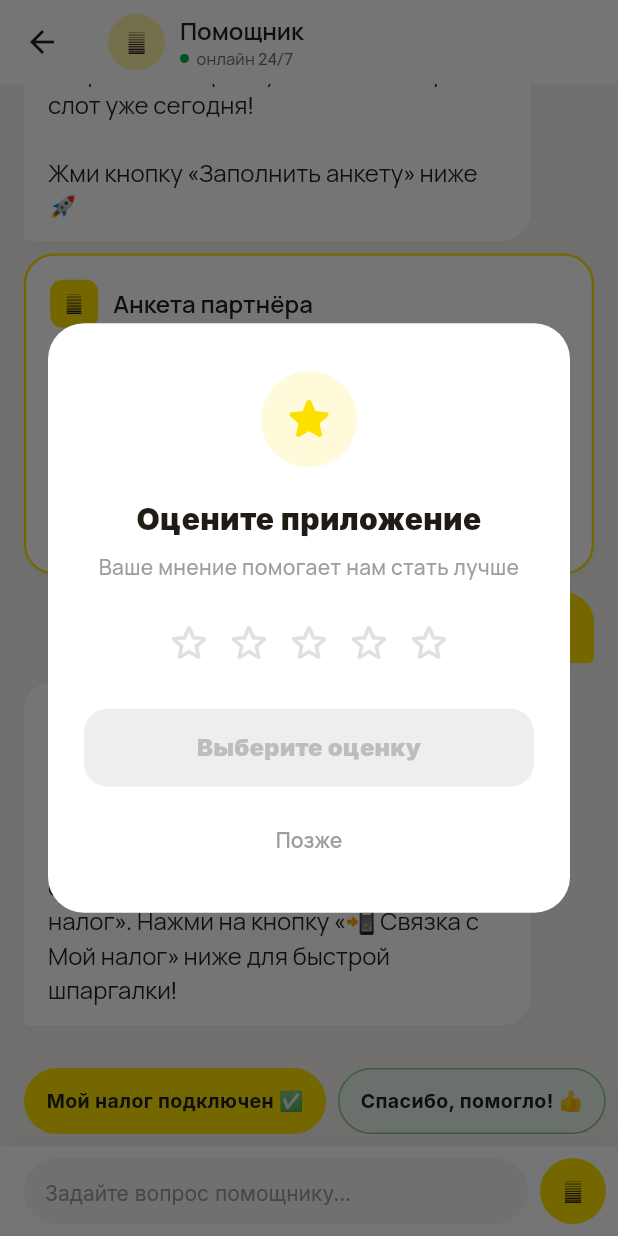
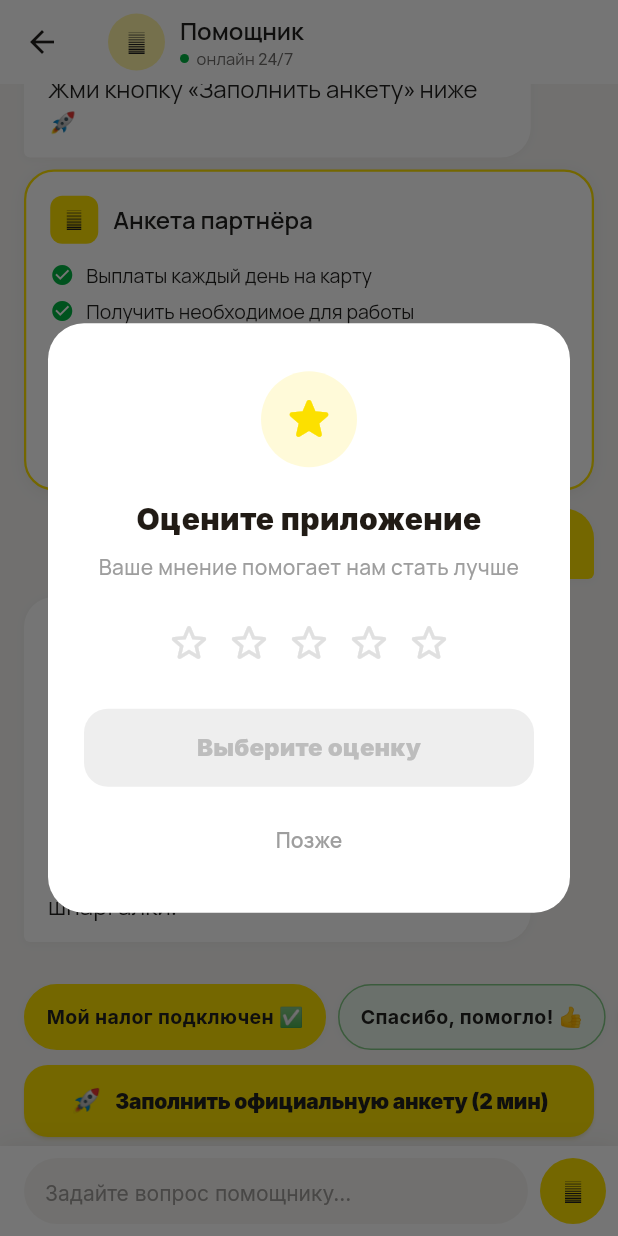
Before and after one commit to magnitik74/kuryer-yandex-eda-pro-rustore-googleplay-appstore, a Flutter app: the CuratorTab screen opened directly, after a tap on "🚶 Чисто пешком", after a tap on "🛴 На самокате", after a tap on "Анкета отправлена ✅", on a phone screen of 412 x 824 dp. Run offline on Flutter 3.47's test engine with Material 3 defaults, Android fonts, the phone set to English and light mode, and no system bars; our stand-ins replace cloud_firestore, firebase_core, firebase_messaging, flutter_local_notifications, google_fonts, in_app_review and 3 more; missing offline and left inert: country_flags, flutter_rustore_review, phosphoricons_flutter; accounts and stored records are empty; network calls fail; Roboto replaces fonts that are missing (Golos Text).

Commit message:
feat(curator): add full-width Option 2 sticky CTA button and fix AI context routing

```diff
--- a/lib/screens/curator/curator_tab.dart
+++ b/lib/screens/curator/curator_tab.dart
@@ -487,82 +487,48 @@
   }
 
   Widget _buildStickyCtaBar() {
-    if (_locale.curatorStage > 1) return const SizedBox.shrink();
+    // Показываем кнопку, если кандидат еще не завершил регистрацию
+    if (_locale.hasRegisteredCabinet) return const SizedBox.shrink();
 
-    return Container(
-      margin: const EdgeInsets.fromLTRB(16, 2, 16, 8),
-      padding: const EdgeInsets.symmetric(horizontal: 12, vertical: 8),
-      decoration: BoxDecoration(
-        color: Colors.white,
-        borderRadius: BorderRadius.circular(16),
-        boxShadow: AppShadows.s,
-        border: Border.all(color: AppColors.brandPrimary, width: 1.5),
-      ),
-      child: Row(
-        children: [
-          Container(
-            width: 34,
-            height: 34,
-            decoration: BoxDecoration(
-              color: AppColors.brandPrimary.withValues(alpha: 0.25),
-              shape: BoxShape.circle,
-            ),
-            child: const Center(
-              child: Text('🚀', style: TextStyle(fontSize: 18)),
-            ),
-          ),
-          const SizedBox(width: 10),
-          Expanded(
-            child: Column(
-              crossAxisAlignment: CrossAxisAlignment.start,
-              mainAxisSize: MainAxisSize.min,
-              children: [
-                Text(
-                  _locale.tr('regCardTitle'),
-                  style: const TextStyle(
-                    fontFamily: 'MontFamily',
-                    fontWeight: FontWeight.w700,
-                    color: AppColors.textPrimary,
-                    fontSize: 13,
-                  ),
-                ),
-                const Text(
-                  '2-3 мин • Свободный график и выплаты',
-                  style: TextStyle(
-                    fontFamily: 'MontFamily',
-                    color: AppColors.textSecondary,
-                    fontSize: 11,
-                  ),
-                ),
-              ],
-            ),
-          ),
-          const SizedBox(width: 8),
-          ElevatedButton(
+    return Padding(
+      padding: const EdgeInsets.fromLTRB(16, 2, 16, 6),
+      child: SizedBox(
+        width: double.infinity,
+        height: 48,
+        child: ElevatedButton(
           onPressed: () {
             HapticFeedback.mediumImpact();
             RegistrationHelper.startRegistration(context);
           },
           style: ElevatedButton.styleFrom(
             backgroundColor: AppColors.brandPrimary,
-              foregroundColor: AppColors.textOnPrimary,
-              elevation: 0,
-              padding: const EdgeInsets.symmetric(horizontal: 14, vertical: 8),
-              minimumSize: const Size(0, 36),
+            foregroundColor: AppColors.textPrimary,
+            elevation: 1,
+            shadowColor: AppColors.brandPrimary.withValues(alpha: 0.35),
             shape: RoundedRectangleBorder(
-                borderRadius: BorderRadius.circular(20),
+              borderRadius: BorderRadius.circular(16),
             ),
           ),
-            child: Text(
-              _locale.tr('regCardBtn'),
+          child: Row(
+            mainAxisAlignment: MainAxisAlignment.center,
+            children: [
+              const Text('🚀', style: TextStyle(fontSize: 18)),
+              const SizedBox(width: 8),
+              Text(
+                _locale.currentLang == 'uz'
+                    ? 'Rasmiy anketani to‘ldirish (2 daq)'
+                    : 'Заполнить официальную анкету (2 мин)',
                 style: const TextStyle(
                   fontFamily: 'MontFamily',
-                fontWeight: FontWeight.w700,
-                fontSize: 12,
-              ),
+                  fontWeight: FontWeight.w800,
+                  fontSize: 14,
+                  letterSpacing: -0.2,
+                  color: AppColors.textPrimary,
                 ),
               ),
             ],
+          ),
+        ),
       ),
     );
   }
--- a/pubspec.yaml
+++ b/pubspec.yaml
@@ -1,7 +1,7 @@
 name: fast_courier_app
 description: "A new Flutter project."
 publish_to: 'none'
-version: 4.1.0+40
+version: 4.1.1+41
 
 environment:
   sdk: '>=3.6.0 <4.0.0'
```
Also changed, not shown: 1 other file. Lines whose indentation alone changed are shown as unchanged.
